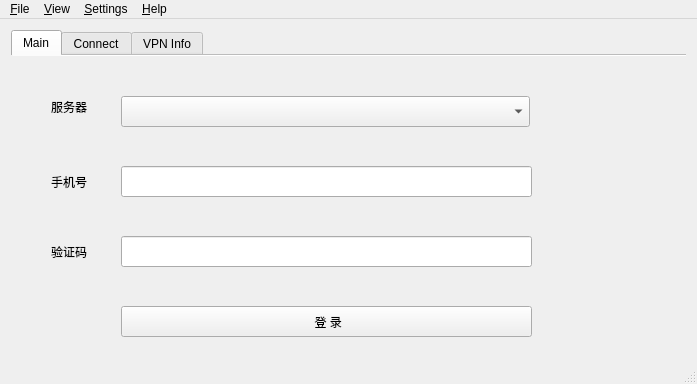
Above: src/dialog/mainwindow.ui from 13418485892/openconnect-gui before the change. Below: the same form after it.
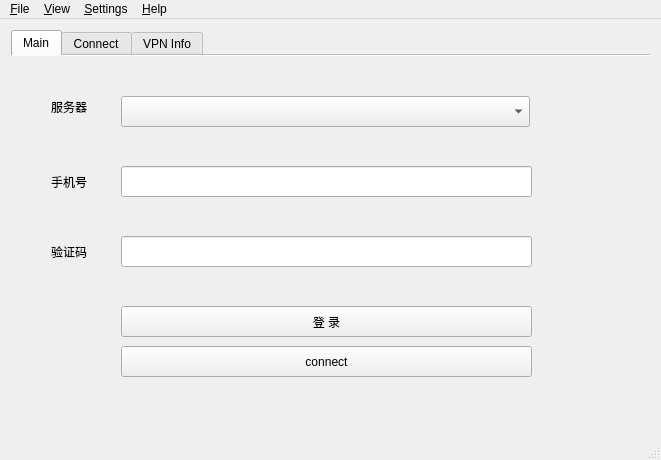
That is the form after the change. Icons and pictures are not drawn.

```diff
--- a/src/dialog/mainwindow.ui
+++ b/src/dialog/mainwindow.ui
@@ -9,8 +9,8 @@
    <rect>
     <x>0</x>
     <y>0</y>
-    <width>697</width>
-    <height>384</height>
+    <width>661</width>
+    <height>460</height>
    </rect>
   </property>
   <property name="sizePolicy">
@@ -164,7 +164,42 @@
          <string notr="true">font: 12pt &quot;黑体&quot;;</string>
         </property>
         <property name="text">
-         <string> 登 录</string>
+         <string>登 录</string>
+        </property>
+       </widget>
+       <widget class="QLabel" name="iconLabel">
+        <property name="geometry">
+         <rect>
+          <x>560</x>
+          <y>130</y>
+          <width>80</width>
+          <height>80</height>
+         </rect>
+        </property>
+        <property name="maximumSize">
+         <size>
+          <width>80</width>
+          <height>80</height>
+         </size>
+        </property>
+        <property name="scaledContents">
+         <bool>true</bool>
+        </property>
+       </widget>
+       <widget class="QPushButton" name="connectionButton">
+        <property name="geometry">
+         <rect>
+          <x>110</x>
+          <y>290</y>
+          <width>411</width>
+          <height>31</height>
+         </rect>
+        </property>
+        <property name="styleSheet">
+         <string notr="true">font: 12pt &quot;黑体&quot;;</string>
+        </property>
+        <property name="text">
+         <string>connect</string>
         </property>
        </widget>
       </widget>
@@ -234,7 +269,7 @@
             <item>
              <layout class="QHBoxLayout" name="horizontalLayout_Buttons" stretch="4,0">
               <item>
-               <widget class="QPushButton" name="connectionButton">
+               <widget class="QPushButton" name="connectionButton2">
                 <property name="text">
                  <string>Connect</string>
                 </property>
@@ -403,7 +438,7 @@
     <rect>
      <x>0</x>
      <y>0</y>
-     <width>697</width>
+     <width>661</width>
      <height>23</height>
     </rect>
    </property>
```
Left out of the diff: 2 changed lines with no effect on the pictures.
